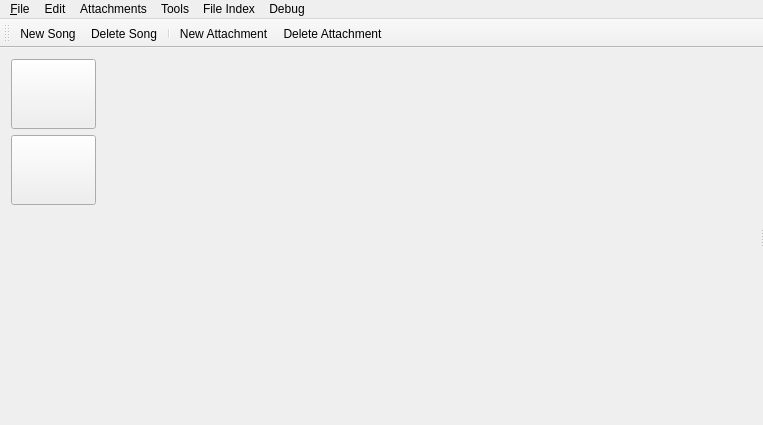
Old version of the form src/mainwindow.ui in the repository pasbi/CAN.
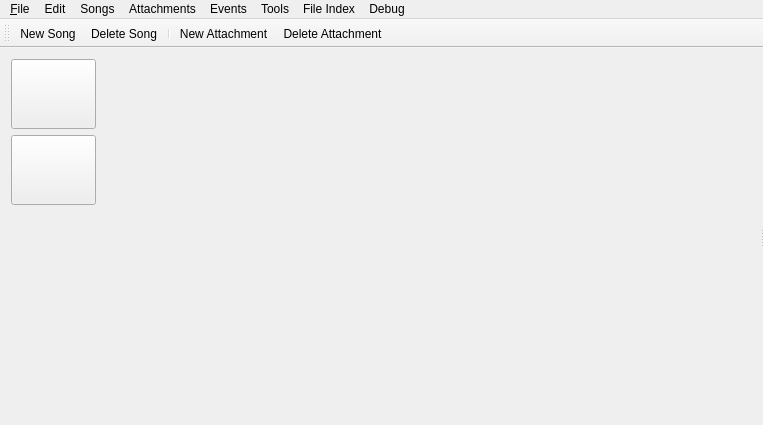
New version of the form. Icons and pictures are not drawn. Custom widgets are drawn as their Qt base class.

What changed in the file:
```diff
--- a/src/mainwindow.ui
+++ b/src/mainwindow.ui
@@ -247,9 +247,25 @@
     <addaction name="separator"/>
     <addaction name="actionClear_Index"/>
    </widget>
+   <widget class="QMenu" name="menuSongs">
+    <property name="title">
+     <string>Songs</string>
+    </property>
+    <addaction name="actionNew_Song"/>
+    <addaction name="actionDelete_Song"/>
+   </widget>
+   <widget class="QMenu" name="menuEvents">
+    <property name="title">
+     <string>Events</string>
+    </property>
+    <addaction name="actionNew_Event"/>
+    <addaction name="actionDelete_Event"/>
+   </widget>
    <addaction name="menu_File"/>
    <addaction name="menuEdit"/>
+   <addaction name="menuSongs"/>
    <addaction name="menuAttachments"/>
+   <addaction name="menuEvents"/>
    <addaction name="menuTools"/>
    <addaction name="menuFile_Index"/>
    <addaction name="menuDebug"/>
```
Left out of the diff: 15 changed lines with no effect on the pictures.
